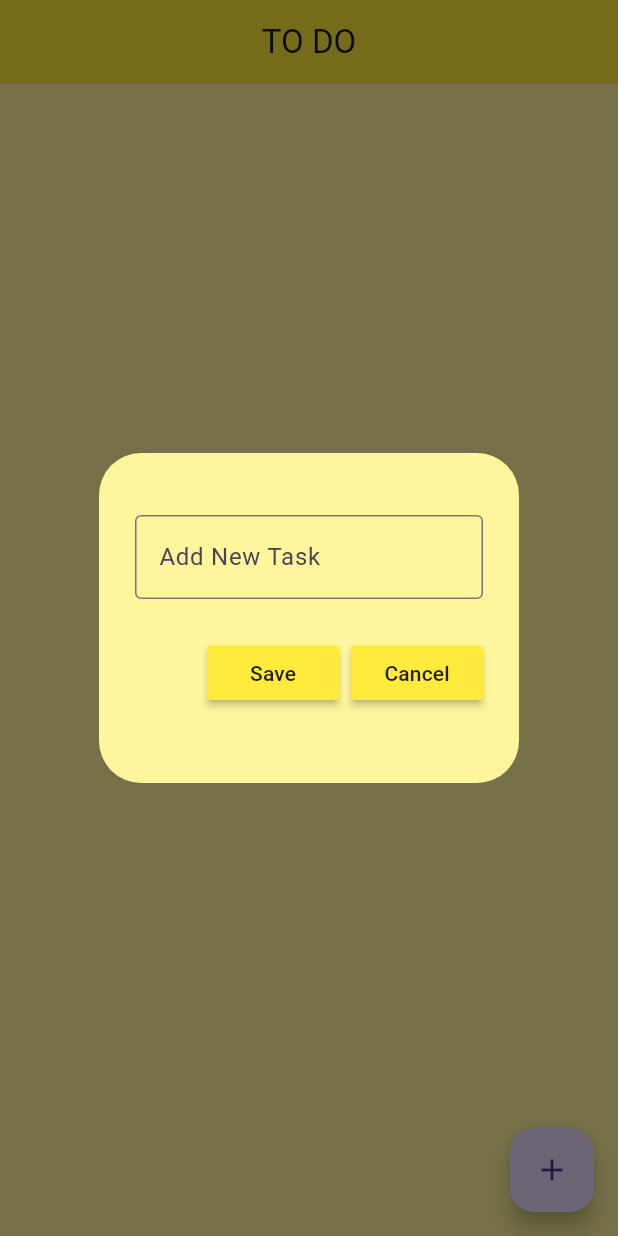
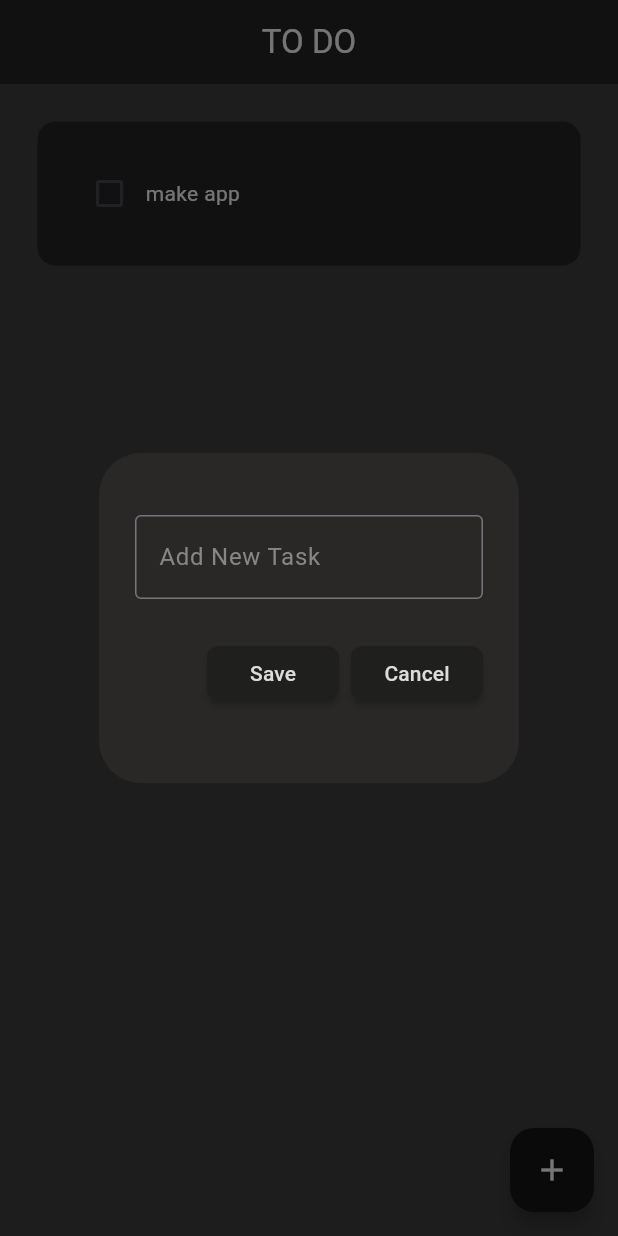
Before and after one commit to razaalirizvi4/To-do-App, a Flutter app: the screen it shows after launch, after a tap on the "add" icon, on a phone screen of 412 x 824 dp. Run offline on Flutter 3.47's test engine with Material 3 defaults, Android fonts, the phone set to English and light mode, and no system bars; drawn by our look-alikes of flutter_slidable; our stand-ins replace hive_flutter; accounts and stored records are empty.

Commit message:
implemented a dark theme + added a memory mng system

```diff
--- /dev/null
+++ b/lib/data/database.dart
@@ -0,0 +1,20 @@
+import 'package:hive_flutter/hive_flutter.dart';
+
+class toDoDatabase {
+  List toDoList = [];
+  final myBox = Hive.box('mybox');
+
+  void createInitialData() {
+    toDoList = [
+      ["make app", false]
+    ];
+  }
+
+  void loadData() {
+    toDoList = myBox.get("TODOLIST");
+  }
+
+  void updateDatabase() {
+    myBox.put("TODOLIST", toDoList);
+  }
+}
--- a/lib/main.dart
+++ b/lib/main.dart
@@ -1,9 +1,12 @@
 // ignore_for_file: prefer_const_constructors
 
 import 'package:flutter/material.dart';
+import 'package:hive_flutter/hive_flutter.dart';
 import 'package:to_do_app/pages/home_page.dart';
 
-void main() {
+void main() async {
+  await Hive.initFlutter();
+  var box = await Hive.openBox('mybox');
   runApp(const MyApp());
 }
 
--- a/lib/pages/home_page.dart
+++ b/lib/pages/home_page.dart
@@ -1,6 +1,8 @@
-// ignore_for_file: prefer_const_constructors, prefer_const_literals_to_create_immutables, unused_local_variable
+// ignore_for_file: prefer_const_constructors, prefer_const_literals_to_create_immutables, unused_local_variable, sort_child_properties_last
 
 import 'package:flutter/material.dart';
+import 'package:hive_flutter/hive_flutter.dart';
+import 'package:to_do_app/data/database.dart';
 import 'package:to_do_app/util/dialogBox.dart';
 import 'package:to_do_app/util/todo_tile.dart';
 
@@ -12,20 +14,24 @@ class HomePage extends StatefulWidget {
 }
 
 class _HomePageState extends State<HomePage> {
+  final myBox = Hive.box('mybox');
+
   final control = TextEditingController();
-  List toDoList = [];
+  toDoDatabase db = toDoDatabase();
   void checkBoxChanged(bool? value, int index) {
     setState(() {
-      toDoList[index][1] = !toDoList[index][1];
+      db.toDoList[index][1] = !db.toDoList[index][1];
     });
+    db.updateDatabase();
   }
 
   void saveNewTask() {
     setState(() {
       String newTask = control.text;
-      toDoList.add([newTask, false]);
+      db.toDoList.add([newTask, false]);
       control.clear();
     });
+    db.updateDatabase();
     Navigator.of(context).pop();
   }
 
@@ -40,32 +46,51 @@ class _HomePageState extends State<HomePage> {
         );
       },
     );
+    db.updateDatabase();
   }
 
   void deleteTask(int i) {
     setState(() {
-      toDoList.removeAt(i);
+      db.toDoList.removeAt(i);
     });
+    db.updateDatabase();
   }
 
   @override
+  void initState() {
+    if (myBox.get("TODOLIST") == null) {
+      db.createInitialData();
+    } else {
+      db.loadData();
+    }
+    super.initState();
+  }
+
   Widget build(BuildContext context) {
     return Scaffold(
-        backgroundColor: Colors.yellow[200],
+        backgroundColor: const Color.fromARGB(255, 65, 64, 64),
         appBar: AppBar(
-          backgroundColor: Colors.yellow,
-          title: Center(child: Text("TO DO")),
+          backgroundColor: const Color.fromARGB(255, 37, 37, 37),
+          title: Center(
+              child: Text(
+            "TO DO",
+            style: TextStyle(color: Colors.white),
+          )),
         ),
         floatingActionButton: FloatingActionButton(
           onPressed: createNewTask,
-          child: Icon(Icons.add),
+          child: Icon(
+            Icons.add,
+            color: Colors.white,
+          ),
+          backgroundColor: const Color.fromARGB(255, 22, 22, 22),
         ),
         body: ListView.builder(
-          itemCount: toDoList.length,
+          itemCount: db.toDoList.length,
           itemBuilder: (context, index) {
             return TodoTile(
-              taskName: toDoList[index][0],
-              taskComplete: toDoList[index][1],
+              taskName: db.toDoList[index][0],
+              taskComplete: db.toDoList[index][1],
               onChanged: (value) => checkBoxChanged(value, index),
               deleteFunction: (context) => deleteTask(index),
             );
--- a/lib/util/dialogBox.dart
+++ b/lib/util/dialogBox.dart
@@ -1,4 +1,4 @@
-// ignore_for_file: prefer_const_constructors, sized_box_for_whitespace, prefer_const_literals_to_create_immutables
+// ignore_for_file: prefer_const_constructors, sized_box_for_whitespace, prefer_const_literals_to_create_immutables, must_be_immutable, file_names
 
 import 'package:flutter/material.dart';
 import 'package:to_do_app/util/myButton.dart';
@@ -18,18 +18,20 @@ class Dialogbox extends StatelessWidget {
   @override
   Widget build(BuildContext context) {
     return AlertDialog(
-      backgroundColor: Colors.yellow[200],
+      backgroundColor: const Color.fromARGB(66, 77, 67, 67),
       content: Container(
         height: 180,
         child: Column(
           mainAxisAlignment: MainAxisAlignment.spaceEvenly,
           children: [
             TextField(
+              style: TextStyle(color: Colors.white),
               controller: controller,
               decoration: InputDecoration(
-                border: OutlineInputBorder(),
-                hintText: "Add New Task",
-              ),
+                  border: OutlineInputBorder(),
+                  hintText: "Add New Task",
+                  hintStyle: TextStyle(
+                      color: const Color.fromARGB(255, 134, 134, 134))),
             ),
             Row(
               mainAxisAlignment: MainAxisAlignment.end,
--- a/lib/util/myButton.dart
+++ b/lib/util/myButton.dart
@@ -1,3 +1,5 @@
+// ignore_for_file: must_be_immutable, file_names, sort_child_properties_last
+
 import 'package:flutter/material.dart';
 
 class Mybutton extends StatelessWidget {
@@ -9,8 +11,12 @@ class Mybutton extends StatelessWidget {
   Widget build(BuildContext context) {
     return MaterialButton(
       onPressed: onPressed,
-      color: Colors.yellow,
-      child: Text(text),
+      color: const Color.fromARGB(255, 31, 31, 30),
+      child: Text(
+        text,
+        style: TextStyle(color: const Color.fromARGB(255, 221, 219, 219)),
+      ),
+      shape: RoundedRectangleBorder(borderRadius: BorderRadius.circular(8)),
     );
   }
 }
--- a/lib/util/todo_tile.dart
+++ b/lib/util/todo_tile.dart
@@ -37,22 +37,24 @@ class TodoTile extends StatelessWidget {
                 Checkbox(
                   value: taskComplete,
                   onChanged: onChanged,
-                  activeColor: Colors.black,
+                  activeColor: const Color.fromARGB(255, 255, 0, 0),
                 ),
                 //name
                 Text(
                   taskName,
                   style: TextStyle(
+                      color: Colors.white,
+                      decorationThickness: 2.5,
                       decoration: taskComplete
                           ? TextDecoration.lineThrough
                           : TextDecoration.none),
                 ),
-                //checkbox
               ],
             ),
           ),
           decoration: BoxDecoration(
-              color: Colors.yellow, borderRadius: BorderRadius.circular(12)),
+              color: const Color.fromARGB(255, 37, 37, 37),
+              borderRadius: BorderRadius.circular(12)),
         ),
       ),
     );
```
